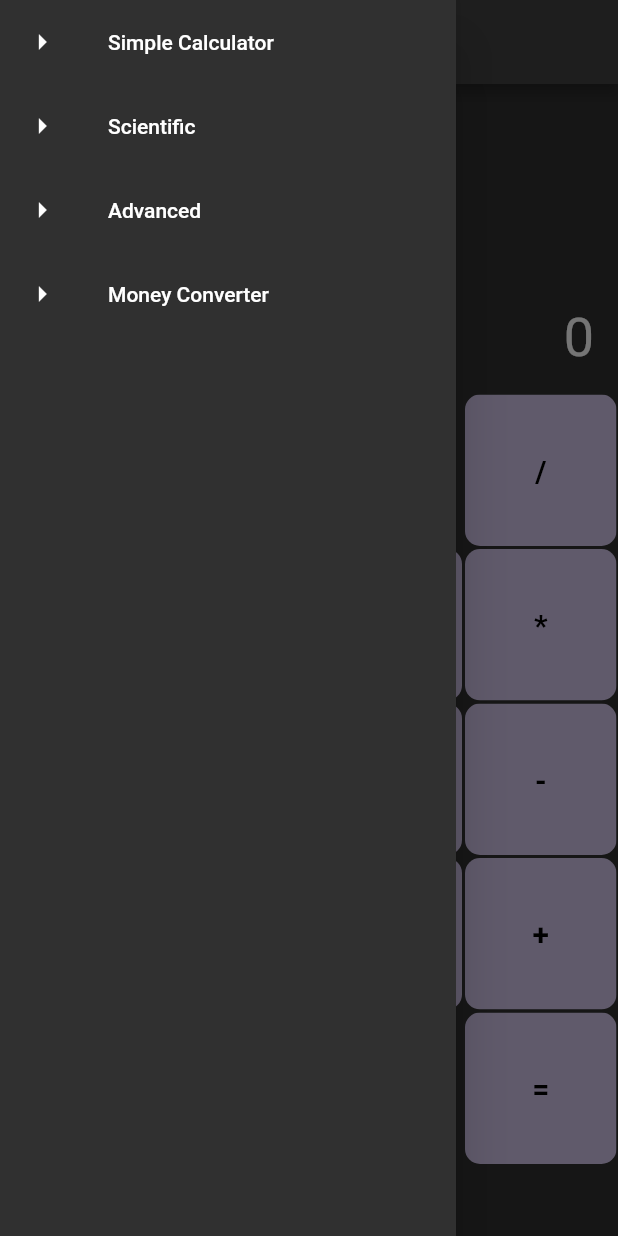
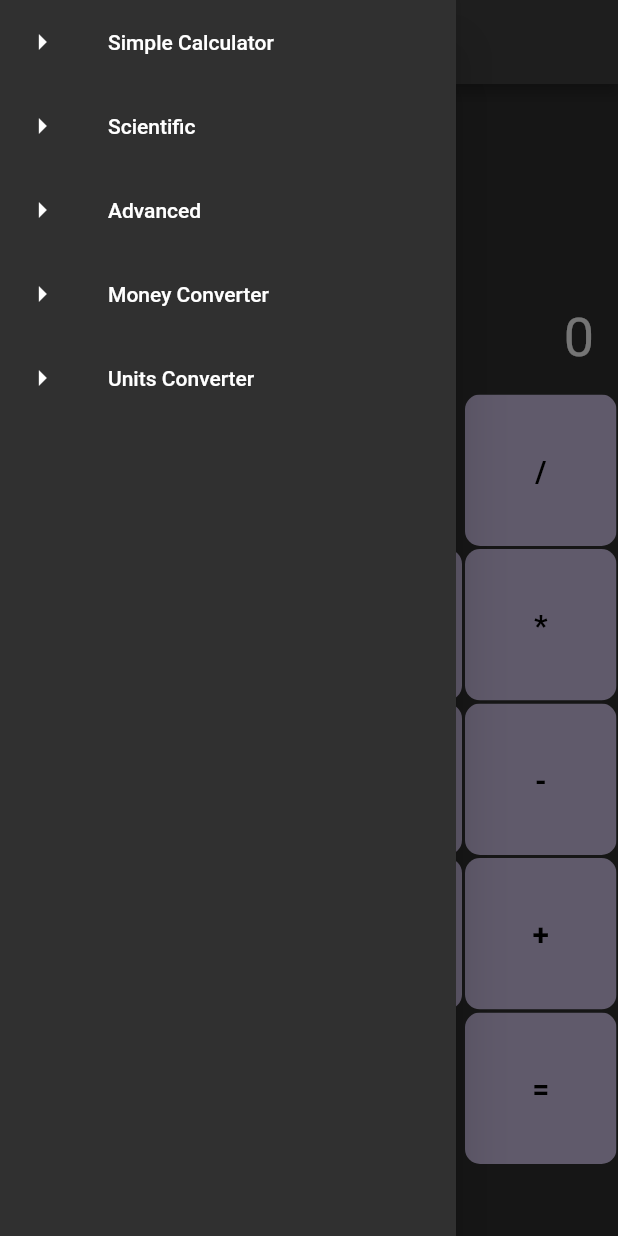
Before and after one commit to jibunorp2/ASE456-Group-Project, a Flutter app: the screen it shows after launch, with the side drawer open, on a phone screen of 412 x 824 dp. Run offline on Flutter 3.47's test engine with Material 2 defaults, Android fonts, the phone set to English and light mode, and no system bars; missing offline and left inert: units_converter.

Commit message:
unit tests added

```diff
--- a/lib/screens/home.dart
+++ b/lib/screens/home.dart
@@ -3,7 +3,7 @@ import 'package:ase456_group_project/screens/scientific.dart';
 import 'package:flutter/material.dart';
 import 'package:ase456_group_project/screens/simple.dart';
 import 'package:ase456_group_project/screens/money.dart';
-//import 'package:ase456_group_project/screens/unit.dart';
+import 'package:ase456_group_project/screens/unit.dart';
 
 class Home extends StatefulWidget {
   const Home({Key? key}) : super(key: key);
@@ -28,7 +28,7 @@ class _HomePageState extends State<Home> {
       appBar: AppBar(
         title: const Text(''),
       ),
-      body: [Simple(), ScientificCalculator(), AdvancedCalculator(), Money()][tab],
+      body: [Simple(), ScientificCalculator(), AdvancedCalculator(), Money(), Unit()][tab],
       drawer: Drawer(
         child: ListView(
           children: [
@@ -60,13 +60,13 @@ class _HomePageState extends State<Home> {
                 selectItem(3);
               },
             ),
-            // ListTile(
-            //   leading: const Icon(Icons.arrow_right),
-            //   title: const Text("Units Converter"),
-            //   onTap: () {
-            //     selectItem(4);
-            //   },
-            // ),
+            ListTile(
+              leading: const Icon(Icons.arrow_right),
+              title: const Text("Units Converter"),
+              onTap: () {
+                selectItem(4);
+              },
+            ),
           ],
         ),
       ),
```
Also changed, not shown: lib/screens/simple.dart (+2 -5 lines), 1 other file.
